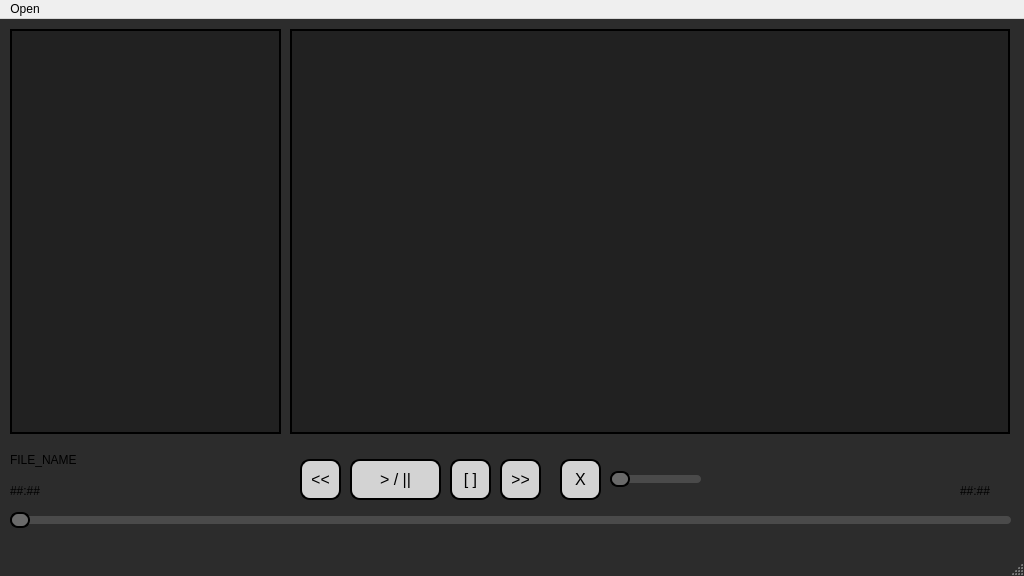
Above: music-player-qt/mainwindow.ui from juangonzalez22/music-player-qt before the change. Below: the same form after it.
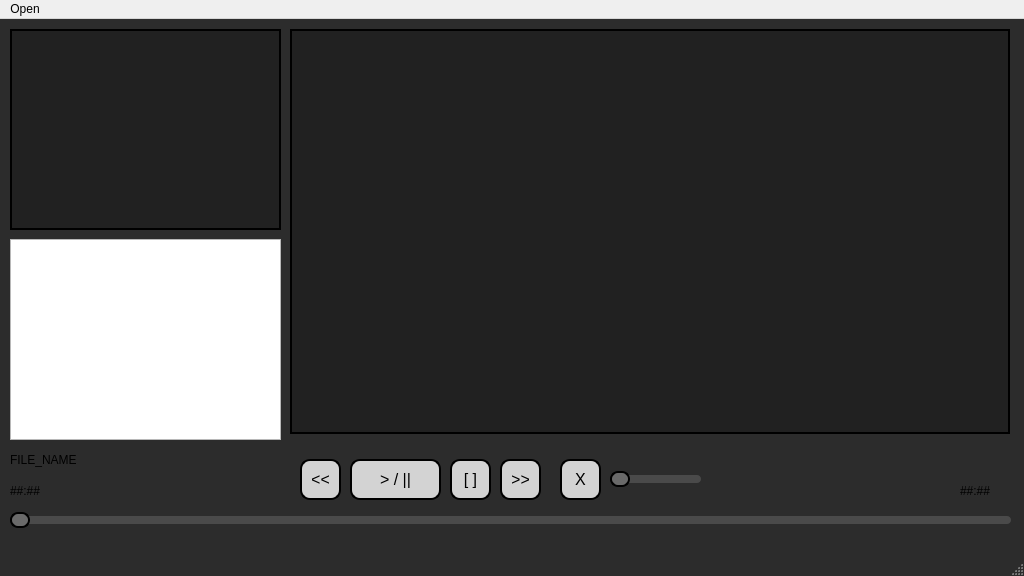
That is the form after the change.

Commit message: Sistema de PLayLists y Botones de Avanzar y Volver

The edit to the form file:
```diff
--- a/music-player-qt/mainwindow.ui
+++ b/music-player-qt/mainwindow.ui
@@ -373,7 +373,7 @@
       <x>10</x>
       <y>10</y>
       <width>271</width>
-      <height>405</height>
+      <height>201</height>
      </rect>
     </property>
     <property name="contextMenuPolicy">
@@ -402,6 +402,16 @@
      <bool>false</bool>
     </property>
    </widget>
+   <widget class="QListWidget" name="playlistWidget">
+    <property name="geometry">
+     <rect>
+      <x>10</x>
+      <y>220</y>
+      <width>271</width>
+      <height>201</height>
+     </rect>
+    </property>
+   </widget>
   </widget>
   <widget class="QMenuBar" name="menubar">
    <property name="geometry">
```
The commit also changes 2 other files.
